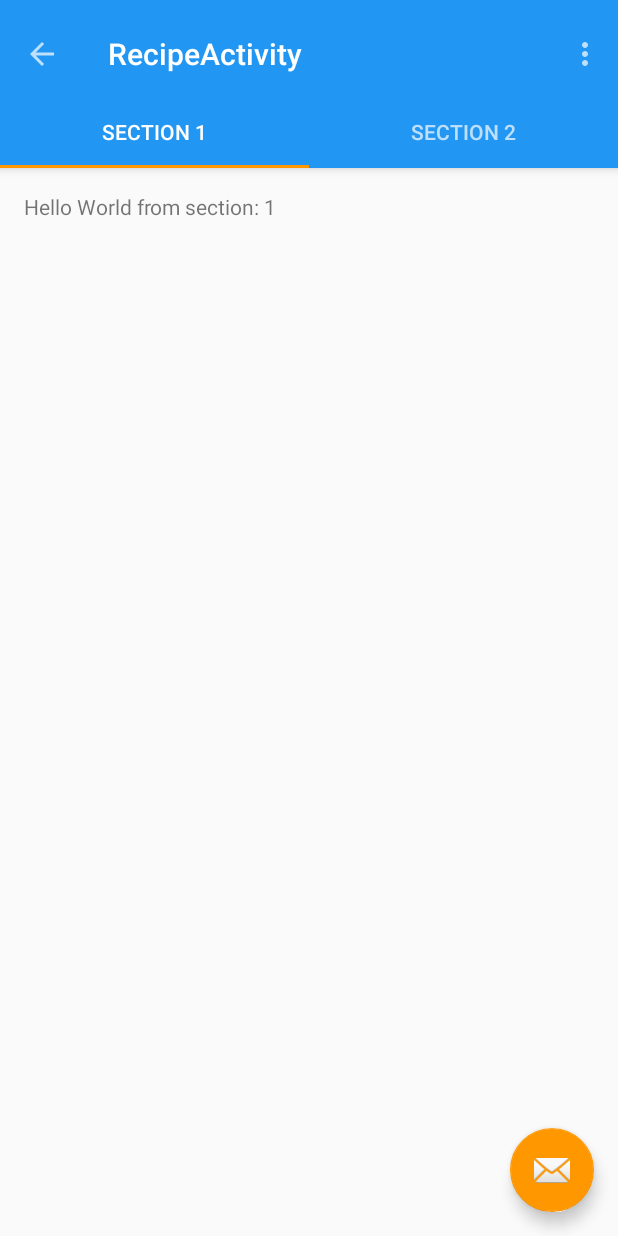
After one commit to icaboalo/plan_to_eat, an Android app: the RecipeActivity screen opened directly, with no data from a screen before it, on a phone screen of 412 x 824 dp. The commit adds this screen. Run offline under Robolectric (Android 15) with nearby library versions, the phone set to English and light mode, and no system bars; our stand-ins replace ButterKnife.

Commit message:
added activity with tabs

```diff
--- a/app/src/main/AndroidManifest.xml
+++ b/app/src/main/AndroidManifest.xml
@@ -9,7 +9,7 @@
         android:supportsRtl="true"
         android:theme="@style/AppTheme" >
         <activity
-            android:name=".MainActivity"
+            android:name=".ui.activity.MainActivity"
             android:label="@string/app_name"
             android:theme="@style/AppTheme.NoActionBar" >
             <intent-filter>
@@ -18,6 +18,15 @@
                 <category android:name="android.intent.category.LAUNCHER" />
             </intent-filter>
         </activity>
+        <activity
+            android:name=".ui.activity.RecipeActivity"
+            android:label="@string/title_activity_recipe"
+            android:parentActivityName=".ui.activity.MainActivity"
+            android:theme="@style/AppTheme.NoActionBar" >
+            <meta-data
+                android:name="android.support.PARENT_ACTIVITY"
+                android:value="com.icaboalo.plantoeat.ui.activity.MainActivity" />
+        </activity>
     </application>
 
 </manifest>
--- /dev/null
+++ b/app/src/main/java/com/icaboalo/plantoeat/domain/ModelFramentPager.java
@@ -0,0 +1,24 @@
+package com.icaboalo.plantoeat.domain;
+
+import android.support.v4.app.Fragment;
+
+/**
+ * Created by LEONARDO on 25/09/2015.
+ */
+public class ModelFramentPager {
+    private Fragment pager;
+    private String title;
+
+    public ModelFramentPager(Fragment pager, String title) {
+        this.pager = pager;
+        this.title = title;
+    }
+
+    public Fragment getPager() {
+        return pager;
+    }
+
+    public String getTitle() {
+        return title;
+    }
+}
--- a/app/src/main/java/com/icaboalo/plantoeat/MainActivity.java
+++ b/app/src/main/java/com/icaboalo/plantoeat/ui/activity/MainActivity.java
@@ -1,12 +1,16 @@
-package com.icaboalo.plantoeat;
+package com.icaboalo.plantoeat.ui.activity;
 
+import android.content.Intent;
 import android.os.Bundle;
 import android.support.v7.app.AppCompatActivity;
 import android.support.v7.widget.Toolbar;
 import android.view.Menu;
 import android.view.MenuItem;
 
+import com.icaboalo.plantoeat.R;
+
 import butterknife.Bind;
+import butterknife.ButterKnife;
 import butterknife.OnClick;
 
 public class MainActivity extends AppCompatActivity {
@@ -18,12 +22,14 @@ public class MainActivity extends AppCompatActivity {
     protected void onCreate(Bundle savedInstanceState) {
         super.onCreate(savedInstanceState);
         setContentView(R.layout.activity_main);
+        ButterKnife.bind(this);
         setSupportActionBar(mToolbar);
     }
 
     @OnClick(R.id.recipes)
     void onRecipesClick(){
-
+        Intent goToRecipes = new Intent(this, RecipeActivity.class);
+        startActivity(goToRecipes);
     }
 
     @OnClick(R.id.planner)
--- /dev/null
+++ b/app/src/main/java/com/icaboalo/plantoeat/ui/activity/RecipeActivity.java
@@ -0,0 +1,132 @@
+package com.icaboalo.plantoeat.ui.activity;
+
+import android.os.Bundle;
+import android.support.design.widget.TabLayout;
+import android.support.v4.app.Fragment;
+import android.support.v4.app.FragmentPagerAdapter;
+import android.support.v4.view.ViewPager;
+import android.support.v7.app.AppCompatActivity;
+import android.support.v7.widget.Toolbar;
+import android.view.LayoutInflater;
+import android.view.Menu;
+import android.view.MenuItem;
+import android.view.View;
+import android.view.ViewGroup;
+import android.widget.TextView;
+
+import com.icaboalo.plantoeat.R;
+import com.icaboalo.plantoeat.domain.ModelFramentPager;
+import com.icaboalo.plantoeat.ui.adapter.ViewPagerAdapter;
+
+import java.util.ArrayList;
+import java.util.List;
+
+import butterknife.Bind;
+import butterknife.ButterKnife;
+
+public class RecipeActivity extends AppCompatActivity {
+
+    @Bind(R.id.app_bar)
+    Toolbar mToolbar;
+
+    @Bind(R.id.container)
+    ViewPager mPager;
+
+    @Bind(R.id.tab_layout)
+    TabLayout mTabLayout;
+
+    /**
+     * The {@link android.support.v4.view.PagerAdapter} that will provide
+     * fragments for each of the sections. We use a
+     * {@link FragmentPagerAdapter} derivative, which will keep every
+     * loaded fragment in memory. If this becomes too memory intensive, it
+     * may be best to switch to a
+     * {@link android.support.v4.app.FragmentStatePagerAdapter}.
+     */
+    private ViewPagerAdapter mViewPagerAdapter;
+
+    /**
+     * The {@link ViewPager} that will host the section contents.
+     */
+
+    @Override
+    protected void onCreate(Bundle savedInstanceState) {
+        super.onCreate(savedInstanceState);
+        setContentView(R.layout.activity_recipe);
+        ButterKnife.bind(this);
+        setSupportActionBar(mToolbar);
+        getSupportActionBar().setDisplayHomeAsUpEnabled(true);
+        // Create the adapter that will return a fragment for each of the three
+        // primary sections of the activity.
+        mViewPagerAdapter = new ViewPagerAdapter(getSupportFragmentManager(), mCreatePager());
+
+        // Set up the ViewPager with the sections adapter.
+        mPager.setAdapter(mViewPagerAdapter);
+        mTabLayout.setupWithViewPager(mPager);
+    }
+
+
+    @Override
+    public boolean onCreateOptionsMenu(Menu menu) {
+        // Inflate the menu; this adds items to the action bar if it is present.
+        getMenuInflater().inflate(R.menu.menu_recipe, menu);
+        return true;
+    }
+
+    @Override
+    public boolean onOptionsItemSelected(MenuItem item) {
+        // Handle action bar item clicks here. The action bar will
+        // automatically handle clicks on the Home/Up button, so long
+        // as you specify a parent activity in AndroidManifest.xml.
+        int id = item.getItemId();
+
+        //noinspection SimplifiableIfStatement
+        if (id == R.id.action_settings) {
+            return true;
+        }
+
+        return super.onOptionsItemSelected(item);
+    }
+
+    List<ModelFramentPager> mCreatePager(){
+        List<ModelFramentPager> pagerList = new ArrayList<>();
+        pagerList.add(new ModelFramentPager(PlaceholderFragment.newInstance(+1), "section 1"));
+        pagerList.add(new ModelFramentPager(PlaceholderFragment.newInstance(+1), "section 2"));
+        return pagerList;
+    }
+
+    /**
+     * A placeholder fragment containing a simple view.
+     */
+    public static class PlaceholderFragment extends Fragment {
+        /**
+         * The fragment argument representing the section number for this
+         * fragment.
+         */
+        private static final String ARG_SECTION_NUMBER = "section_number";
+
+        /**
+         * Returns a new instance of this fragment for the given section
+         * number.
+         */
+        public static PlaceholderFragment newInstance(int sectionNumber) {
+            PlaceholderFragment fragment = new PlaceholderFragment();
+            Bundle args = new Bundle();
+            args.putInt(ARG_SECTION_NUMBER, sectionNumber);
+            fragment.setArguments(args);
+            return fragment;
+        }
+
+        public PlaceholderFragment() {
+        }
+
+        @Override
+        public View onCreateView(LayoutInflater inflater, ViewGroup container,
+                                 Bundle savedInstanceState) {
+            View rootView = inflater.inflate(R.layout.fragment_recipe, container, false);
+            TextView textView = (TextView) rootView.findViewById(R.id.section_label);
+            textView.setText(getString(R.string.section_format, getArguments().getInt(ARG_SECTION_NUMBER)));
+            return rootView;
+        }
+    }
+}
--- /dev/null
+++ b/app/src/main/java/com/icaboalo/plantoeat/ui/adapter/ViewPagerAdapter.java
@@ -0,0 +1,40 @@
+package com.icaboalo.plantoeat.ui.adapter;
+
+import android.support.v4.app.Fragment;
+import android.support.v4.app.FragmentManager;
+import android.support.v4.app.FragmentPagerAdapter;
+
+import com.icaboalo.plantoeat.domain.ModelFramentPager;
+
+import java.util.ArrayList;
+import java.util.List;
+
+/**
+ * Created by icaboalo on 10/17/2015.
+ */
+public class ViewPagerAdapter extends FragmentPagerAdapter {
+    List<ModelFramentPager> mPagerList = new ArrayList<>();
+
+    public ViewPagerAdapter(FragmentManager fm, List<ModelFramentPager> pagerList) {
+        super(fm);
+        mPagerList = pagerList;
+    }
+
+    @Override
+    public Fragment getItem(int position) {
+        // getItem is called to instantiate the fragment for the given page.
+        // Return a PlaceholderFragment (defined as a static inner class below).
+        return mPagerList.get(position).getPager();
+    }
+
+    @Override
+    public int getCount() {
+        // Show 3 total pages.
+        return mPagerList.size();
+    }
+
+    @Override
+    public CharSequence getPageTitle(int position) {
+        return mPagerList.get(position).getTitle();
+    }
+}
--- /dev/null
+++ b/app/src/main/res/layout/activity_recipe.xml
@@ -0,0 +1,44 @@
+<?xml version="1.0" encoding="utf-8"?>
+<android.support.design.widget.CoordinatorLayout
+    android:id="@+id/main_content"
+    xmlns:android="http://schemas.android.com/apk/res/android"
+    xmlns:app="http://schemas.android.com/apk/res-auto"
+    xmlns:tools="http://schemas.android.com/tools"
+    android:layout_width="match_parent"
+    android:layout_height="match_parent"
+    android:fitsSystemWindows="true"
+    tools:context="com.icaboalo.plantoeat.ui.activity.RecipeActivity">
+
+    <android.support.design.widget.AppBarLayout
+        android:id="@+id/appbar"
+        android:layout_width="match_parent"
+        android:layout_height="wrap_content"
+        android:paddingTop="@dimen/appbar_padding_top"
+        android:theme="@style/AppTheme.AppBarOverlay">
+
+        <include
+            android:id="@id/app_bar"
+            layout="@layout/app_bar"/>
+
+        <android.support.design.widget.TabLayout
+            android:id="@+id/tab_layout"
+            android:layout_width="match_parent"
+            android:layout_height="wrap_content"/>
+
+</android.support.design.widget.AppBarLayout>
+
+<android.support.v4.view.ViewPager
+android:id="@+id/container"
+android:layout_width="match_parent"
+android:layout_height="match_parent"
+app:layout_behavior="@string/appbar_scrolling_view_behavior"/>
+
+<android.support.design.widget.FloatingActionButton
+android:id="@+id/fab"
+android:layout_width="wrap_content"
+android:layout_height="wrap_content"
+android:layout_gravity="end|bottom"
+android:layout_margin="@dimen/fab_margin"
+android:src="@android:drawable/ic_dialog_email"/>
+
+    </android.support.design.widget.CoordinatorLayout>
--- /dev/null
+++ b/app/src/main/res/layout/fragment_recipe.xml
@@ -0,0 +1,16 @@
+<RelativeLayout xmlns:android="http://schemas.android.com/apk/res/android"
+                xmlns:tools="http://schemas.android.com/tools"
+                android:layout_width="match_parent"
+                android:layout_height="match_parent"
+                android:paddingLeft="@dimen/activity_horizontal_margin"
+                android:paddingRight="@dimen/activity_horizontal_margin"
+                android:paddingTop="@dimen/activity_vertical_margin"
+                android:paddingBottom="@dimen/activity_vertical_margin"
+                tools:context="com.icaboalo.plantoeat.ui.activity.RecipeActivity$PlaceholderFragment">
+
+    <TextView
+        android:id="@+id/section_label"
+        android:layout_width="wrap_content"
+        android:layout_height="wrap_content"/>
+
+</RelativeLayout>
--- /dev/null
+++ b/app/src/main/res/menu/menu_recipe.xml
@@ -0,0 +1,9 @@
+<menu xmlns:android="http://schemas.android.com/apk/res/android"
+      xmlns:app="http://schemas.android.com/apk/res-auto"
+      xmlns:tools="http://schemas.android.com/tools"
+      tools:context="com.icaboalo.plantoeat.ui.activity.RecipeActivity">
+    <item android:id="@+id/action_settings"
+          android:title="@string/action_settings"
+          android:orderInCategory="100"
+          app:showAsAction="never"/>
+</menu>
--- a/app/src/main/res/values/dimens.xml
+++ b/app/src/main/res/values/dimens.xml
@@ -3,4 +3,5 @@
     <dimen name="activity_horizontal_margin">16dp</dimen>
     <dimen name="activity_vertical_margin">16dp</dimen>
     <dimen name="fab_margin">16dp</dimen>
+    <dimen name="appbar_padding_top">8dp</dimen>
 </resources>
--- a/app/src/main/res/values/strings.xml
+++ b/app/src/main/res/values/strings.xml
@@ -4,4 +4,6 @@
     <string name="recipes">Recipes</string>
     <string name="planner">Planner</string>
     <string name="shopping_list">Shopping List</string>
+    <string name="title_activity_recipe">RecipeActivity</string>
+    <string name="section_format">Hello World from section: %1$d</string>
 </resources>
```
